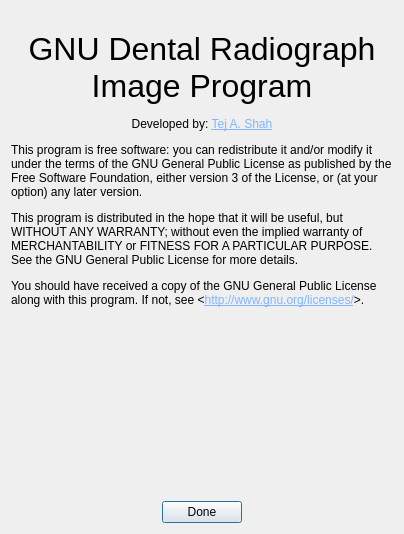
The window that aboutdialog.ui (DesiOtaku/gdrip) describes before a commit, drawn with Qt 5.
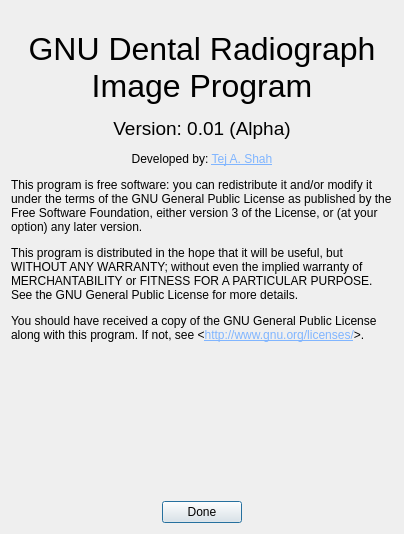
The same window after the commit. Icons and pictures are not drawn.

```diff
--- a/aboutdialog.ui
+++ b/aboutdialog.ui
@@ -30,7 +30,7 @@
    <item>
     <widget class="QLabel" name="label">
      <property name="text">
-      <string>&lt;html&gt;&lt;head/&gt;&lt;body&gt;&lt;p align=&quot;center&quot;&gt;&lt;span style=&quot; font-size:24pt;&quot;&gt;GNU Dental Radiograph Image Program&lt;/span&gt;&lt;/p&gt;&lt;p align=&quot;center&quot;&gt;Developed by: &lt;a href=&quot;http://tshah.wordpress.com&quot;&gt;&lt;span style=&quot; text-decoration: underline; color:#80b5ff;&quot;&gt;Tej A. Shah&lt;/span&gt;&lt;/a&gt;&lt;/p&gt;&lt;p&gt;This program is free software: you can redistribute it and/or modify it under the terms of the GNU General Public License as published by the Free Software Foundation, either version 3 of the License, or (at your option) any later version.&lt;/p&gt;&lt;p&gt;This program is distributed in the hope that it will be useful, but WITHOUT ANY WARRANTY; without even the implied warranty of MERCHANTABILITY or FITNESS FOR A PARTICULAR PURPOSE. See the GNU General Public License for more details.&lt;/p&gt;&lt;p&gt;You should have received a copy of the GNU General Public License along with this program. If not, see &amp;lt;&lt;a href=&quot;http://www.gnu.org/licenses/&quot;&gt;&lt;span style=&quot; text-decoration: underline; color:#80b5ff;&quot;&gt;http://www.gnu.org/licenses/&lt;/span&gt;&lt;/a&gt;&amp;gt;.&lt;/p&gt;&lt;/body&gt;&lt;/html&gt;</string>
+      <string>&lt;html&gt;&lt;head/&gt;&lt;body&gt;&lt;p align=&quot;center&quot;&gt;&lt;span style=&quot; font-size:24pt;&quot;&gt;GNU Dental Radiograph Image Program&lt;/span&gt;&lt;/p&gt;&lt;p align=&quot;center&quot;&gt;&lt;span style=&quot; font-size:14pt;&quot;&gt;Version: 0.01 (Alpha)&lt;/span&gt;&lt;/p&gt;&lt;p align=&quot;center&quot;&gt;Developed by: &lt;a href=&quot;http://tshah.wordpress.com&quot;&gt;&lt;span style=&quot; text-decoration: underline; color:#80b5ff;&quot;&gt;Tej A. Shah&lt;/span&gt;&lt;/a&gt;&lt;/p&gt;&lt;p&gt;This program is free software: you can redistribute it and/or modify it under the terms of the GNU General Public License as published by the Free Software Foundation, either version 3 of the License, or (at your option) any later version.&lt;/p&gt;&lt;p&gt;This program is distributed in the hope that it will be useful, but WITHOUT ANY WARRANTY; without even the implied warranty of MERCHANTABILITY or FITNESS FOR A PARTICULAR PURPOSE. See the GNU General Public License for more details.&lt;/p&gt;&lt;p&gt;You should have received a copy of the GNU General Public License along with this program. If not, see &amp;lt;&lt;a href=&quot;http://www.gnu.org/licenses/&quot;&gt;&lt;span style=&quot; text-decoration: underline; color:#80b5ff;&quot;&gt;http://www.gnu.org/licenses/&lt;/span&gt;&lt;/a&gt;&amp;gt;.&lt;/p&gt;&lt;/body&gt;&lt;/html&gt;</string>
      </property>
      <property name="wordWrap">
       <bool>true</bool>
```
